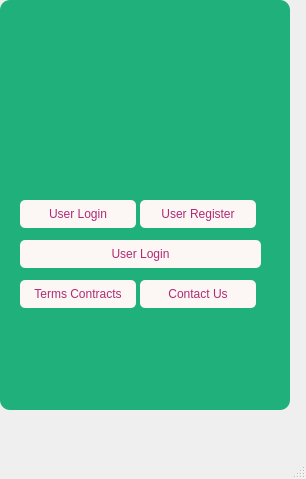
Qt form UI Files/landing_page.ui (cgatting/Ass-2049) before a commit.
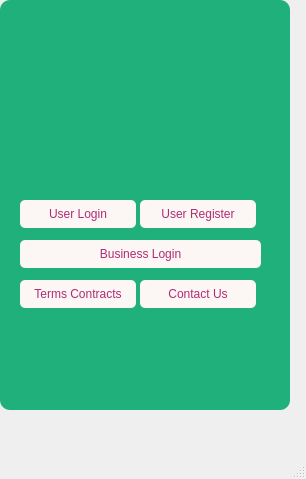
The same form after that commit. Icons and pictures are not drawn.

```diff
--- a/UI Files/landing_page.ui
+++ b/UI Files/landing_page.ui
@@ -64,7 +64,7 @@
 border-radius: 5px</string>
     </property>
     <property name="text">
-     <string>User Login</string>
+     <string>Business Login</string>
     </property>
    </widget>
    <widget class="QPushButton" name="pushButton_3">
```
Left out of the diff: 10 changed lines with no effect on the pictures.
